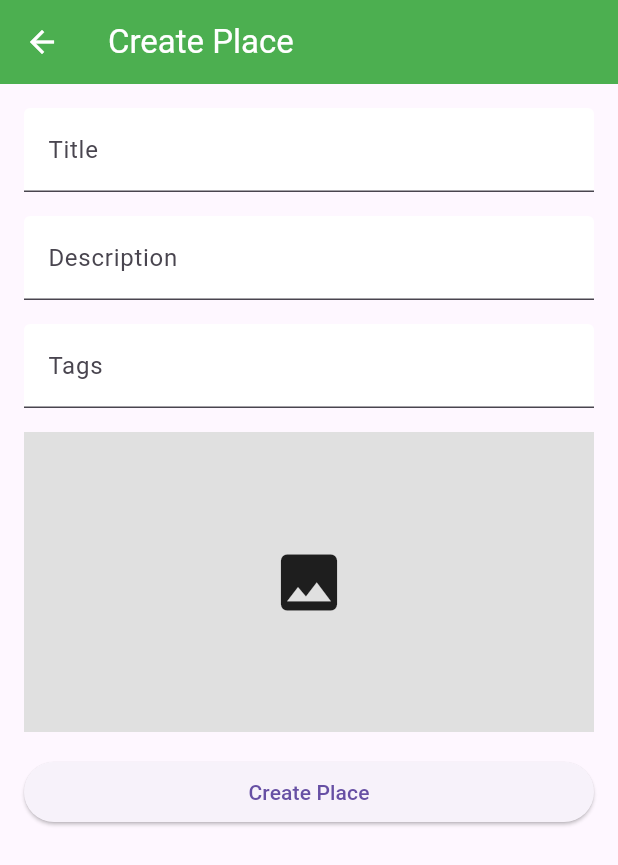
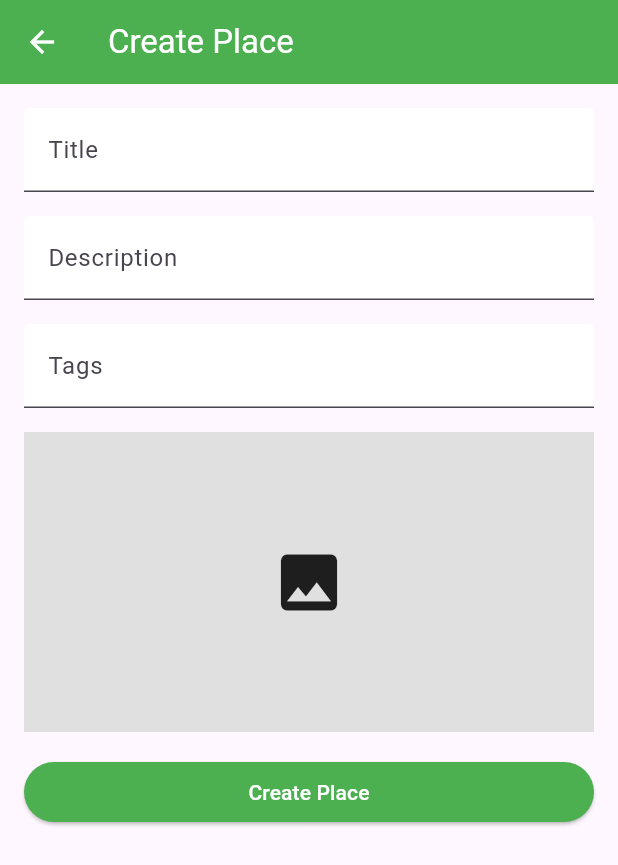
Before and after one commit to Touklakos-Studio/georganise_flutter, a Flutter app: the CreatePlacePage screen opened directly, on a phone screen of 412 x 824 dp. Shown: the top 865 px of the screen. Run offline on Flutter 3.47's test engine with Material 3 defaults, Android fonts, the phone set to English and light mode, and no system bars; our stand-ins replace flutter_map, image_picker, latlong2.

Commit message:
Adjuted style of button "Create Place" in create_place_page.dart

```diff
--- a/lib/create_place_page.dart
+++ b/lib/create_place_page.dart
@@ -141,7 +141,13 @@ class _CreatePlacePageState extends State<CreatePlacePage> {
             SizedBox(height: 16),
             ElevatedButton(
               onPressed: _sendPlaceData,
-              child: Text('Create Place'),
+              style: ElevatedButton.styleFrom(
+                foregroundColor: Colors.white,
+                backgroundColor: Colors.green,
+              ),
+              child: Text(
+                'Create Place',
+              ),
             ),
           ],
         ),
```
